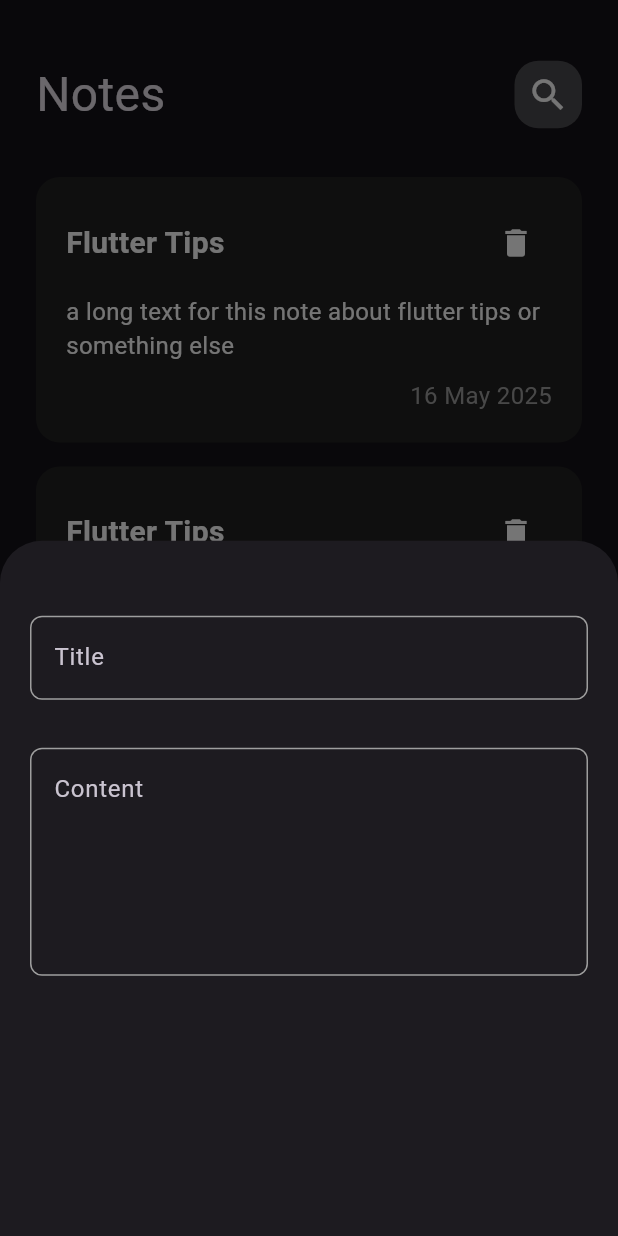
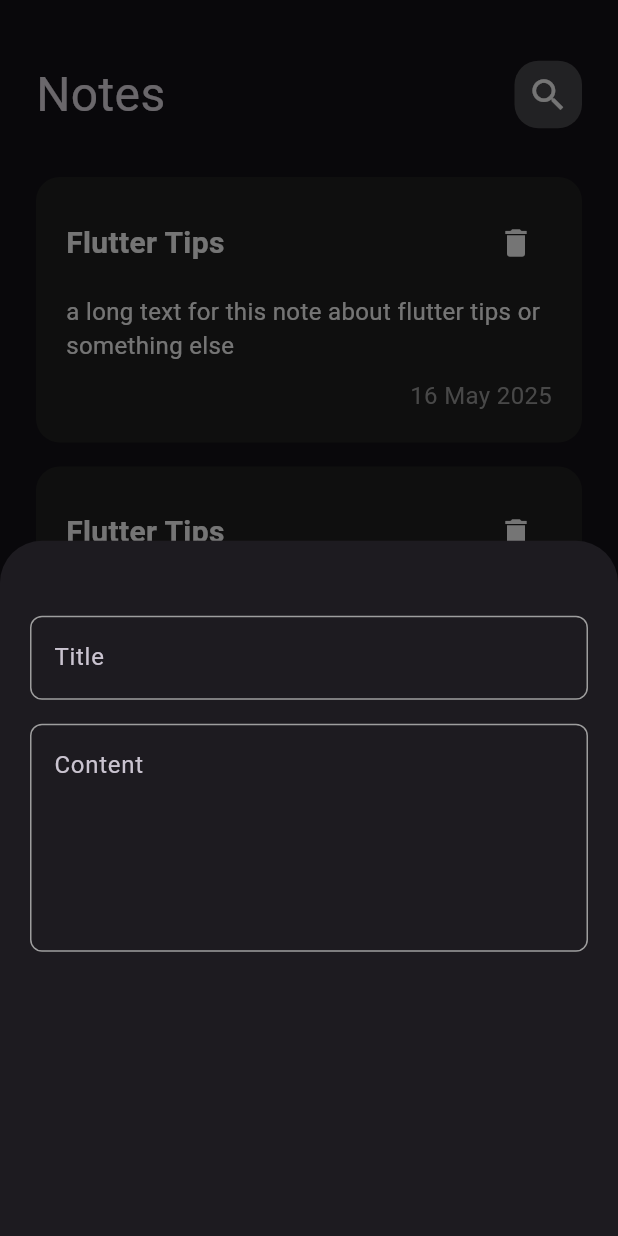
Before and after one commit to Amr-B/notes_app_hive, a Flutter app: the screen it shows after launch, after a tap on the "add" icon, on a phone screen of 412 x 824 dp. Run offline on Flutter 3.47's test engine with Material 3 defaults, Android fonts, the phone set to English and light mode, and no system bars.

Commit message:
added buton & finish bottomSheet

```diff
--- a/lib/views/widgets/add_note_bottom_sheet.dart
+++ b/lib/views/widgets/add_note_bottom_sheet.dart
@@ -11,7 +11,7 @@ class AddNoteBottomSheet extends StatelessWidget {
       child: Column(
         children: [
           CustomTextField(hint: 'Title'),
-          SizedBox(height: 32),
+          SizedBox(height: 16),
           CustomTextField(hint: 'Content', maxLines: 5),
         ],
       ),
```
